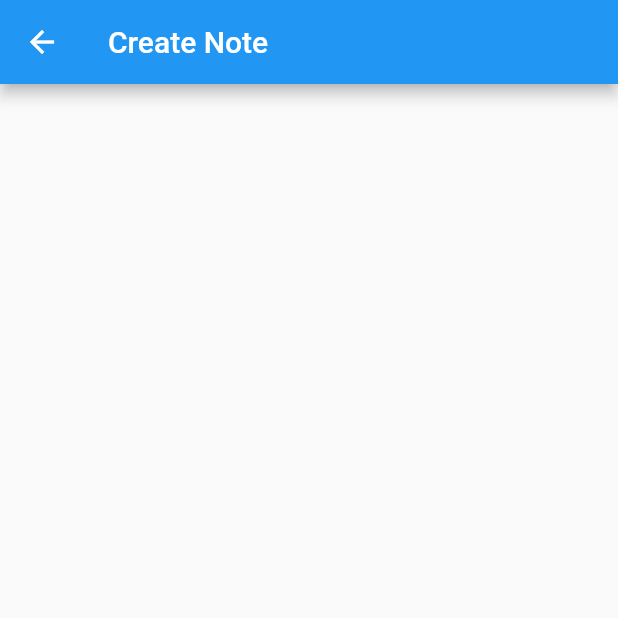
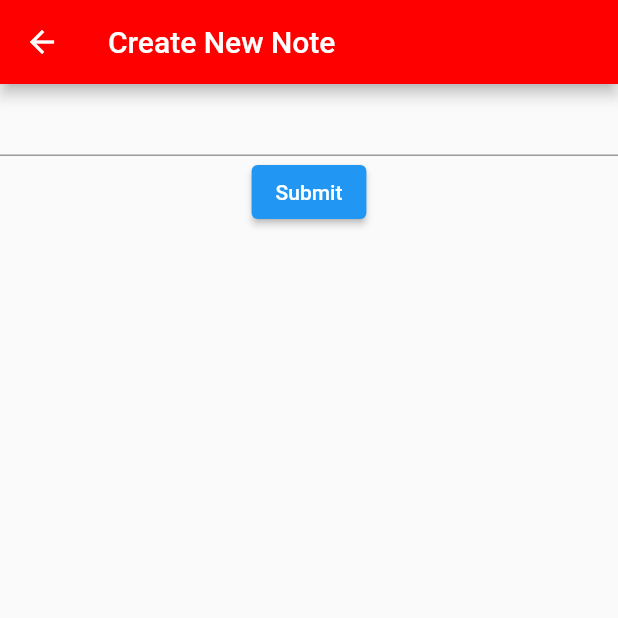
Before and after one commit to Mazz33/noted, a Flutter app: the CreateNotePage screen opened by its route, on a phone screen of 412 x 824 dp, the top half of it. Run offline on Flutter 3.47's test engine with Material 2 defaults, Android fonts, the phone set to English and light mode, and no system bars; our stand-ins replace sqflite; accounts and stored records are empty.

Commit message:
basic create note page

```diff
--- a/lib/pages/notes_pages.dart
+++ b/lib/pages/notes_pages.dart
@@ -51,14 +51,56 @@ class _NotesPageState extends State<NotesPage> {
   }
 }
 
-class CreateNotePage extends StatelessWidget {
+class CreateNotePage extends StatefulWidget {
   const CreateNotePage({Key? key}) : super(key: key);
+
+  @override
+  State<CreateNotePage> createState() => _CreateNotePageState();
+}
+
+class _CreateNotePageState extends State<CreateNotePage> {
+  final _formKey = GlobalKey<FormState>();
 
   @override
   Widget build(BuildContext context) {
     return Scaffold(
       appBar: AppBar(
-        title: const Text("Create Note"),
+        title: const Text("Create New Note"),
+        leading: Builder(
+          builder: (BuildContext context) {
+            return IconButton(
+              icon: const Icon(Icons.arrow_back),
+              tooltip: "Go Back",
+              onPressed: () => router.goBack(context)
+            );
+          },
+        ),
+        backgroundColor: const Color.fromRGBO(0xFF, 0, 0, 1),
+      ),
+      body: Form(
+        key: _formKey,
+        child: Column(
+          children: <Widget> [
+            TextFormField(
+              validator: (value) {
+                if (value == null || value.isEmpty) {
+                  return "Please enter something";
+                }
+                return null;
+              }
+            ),
+            ElevatedButton(
+              onPressed: () {
+                if(_formKey.currentState!.validate()) {
+                  ScaffoldMessenger.of(context).showSnackBar(
+                    const SnackBar(content: Text("Processing Data")),
+                  );
+                }
+              },
+              child: const Text("Submit"),
+            )
+          ]
+        ),
       ),
     );
   }
```
